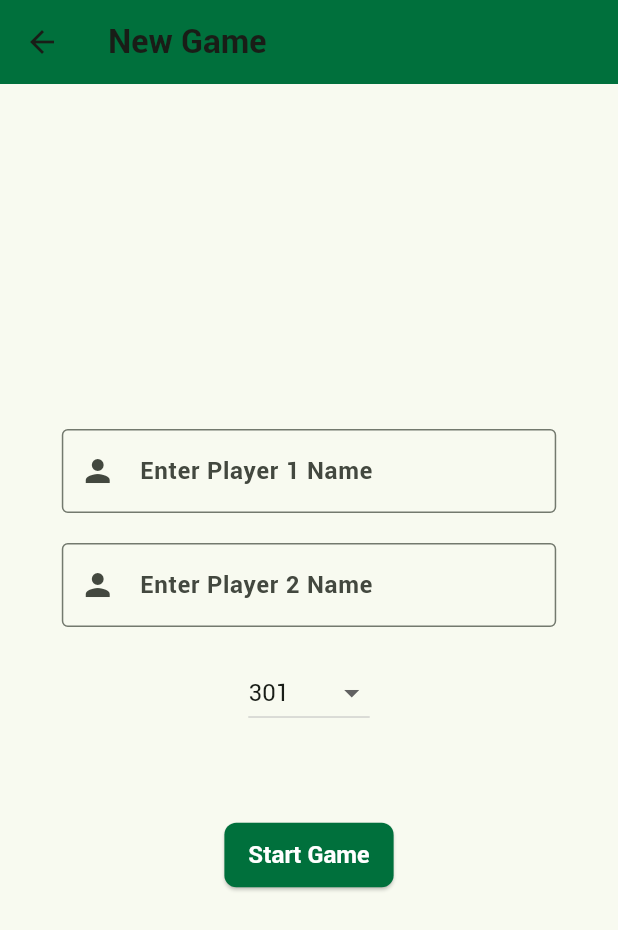
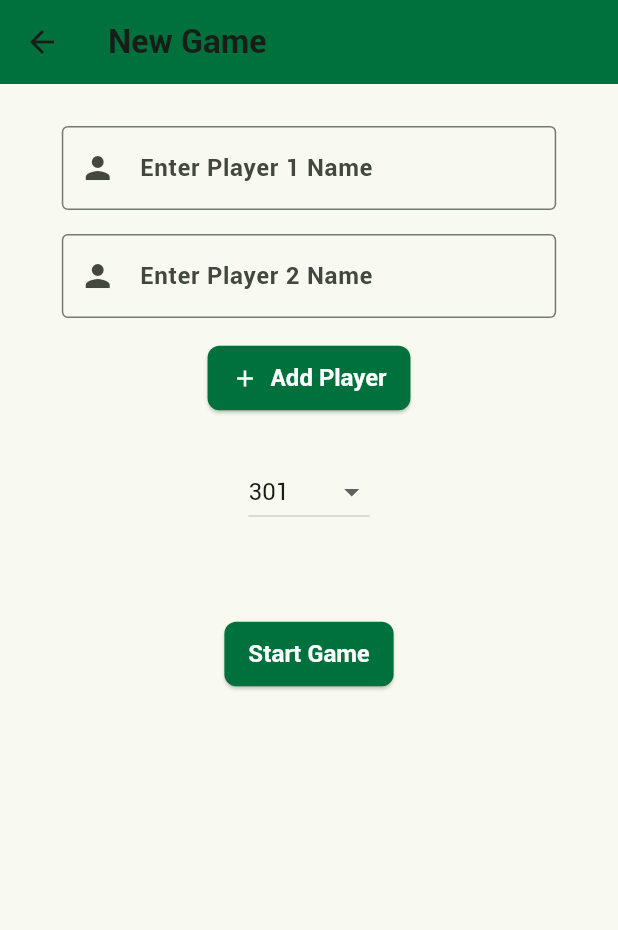
Before and after one commit to karson94/Bullseye-Buddy, a Flutter app: the CreateNewGame screen opened directly, on a phone screen of 412 x 824 dp. Shown: the top 930 px of the screen. Run offline on Flutter 3.47's test engine with Material 3 defaults, Android fonts, the phone set to English and light mode, and no system bars.

Commit message:
multiple player support and game logic

```diff
--- a/bullseye_buddy/lib/create_new_game.dart
+++ b/bullseye_buddy/lib/create_new_game.dart
@@ -7,11 +7,22 @@ class CreateNewGame extends StatefulWidget {
 }
 
 class _CreateNewGameState extends State<CreateNewGame> {
-  final TextEditingController player1Controller = TextEditingController();
-  final TextEditingController player2Controller = TextEditingController();
+  List<TextEditingController> playerControllers = [
+    TextEditingController(),
+    TextEditingController(),
+  ];
   final TextEditingController customScoreController = TextEditingController(); // Controller for custom score input
 
   String selectedGameType = '301'; // Default game type
+
+  @override
+  void dispose() {
+    for (var controller in playerControllers) {
+      controller.dispose();
+    }
+    customScoreController.dispose();
+    super.dispose();
+  }
 
   @override
   Widget build(BuildContext context) {
@@ -22,34 +33,59 @@ class _CreateNewGameState extends State<CreateNewGame> {
         backgroundColor: const Color(0xFF00703C),
         title: const Text('New Game'),
       ),
-      body: Column(
+      body: SingleChildScrollView(
+        child: Column(
           mainAxisAlignment: MainAxisAlignment.center,
           children: <Widget>[
-          Center(
+            const SizedBox(height: 20),
+            ...List.generate(playerControllers.length, (index) {
+              return Padding(
+                padding: const EdgeInsets.symmetric(vertical: 8.0),
+                child: Center(
                   child: SizedBox(
                     width: screenWidth * 0.8,
+                    child: Row(
+                      children: [
+                        Expanded(
                           child: TextField(
-                controller: player1Controller, // Assign controller
-                decoration: const InputDecoration(
-                  labelText: 'Enter Player 1 Name',
-                  border: OutlineInputBorder(),
-                  prefixIcon: Icon(Icons.person),
+                            controller: playerControllers[index],
+                            decoration: InputDecoration(
+                              labelText: 'Enter Player ${index + 1} Name',
+                              border: const OutlineInputBorder(),
+                              prefixIcon: const Icon(Icons.person),
                             ),
                           ),
                         ),
+                        if (playerControllers.length > 2)
+                          IconButton(
+                            icon: const Icon(Icons.remove_circle, color: Colors.red),
+                            onPressed: () {
+                              setState(() {
+                                playerControllers.removeAt(index);
+                              });
+                            },
                           ),
-          const SizedBox(height: 20),
-          Center(
-            child: SizedBox(
-              width: screenWidth * 0.8,
-              child: TextField(
-                controller: player2Controller, // Assign controller
-                decoration: const InputDecoration(
-                  labelText: 'Enter Player 2 Name',
-                  border: OutlineInputBorder(),
-                  prefixIcon: Icon(Icons.person),
+                      ],
                     ),
                   ),
+                ),
+              );
+            }),
+            // Add Player Button
+            Padding(
+              padding: const EdgeInsets.symmetric(vertical: 8.0),
+              child: ElevatedButton.icon(
+                icon: const Icon(Icons.add),
+                label: const Text('Add Player'),
+                style: ElevatedButton.styleFrom(
+                  backgroundColor: const Color(0xFF00703C),
+                  foregroundColor: Colors.white,
+                ),
+                onPressed: () {
+                  setState(() {
+                    playerControllers.add(TextEditingController());
+                  });
+                },
               ),
             ),
             const SizedBox(height: 20),
@@ -102,12 +138,25 @@ class _CreateNewGameState extends State<CreateNewGame> {
                     ? customScoreController.text
                     : selectedGameType;
 
+                // Collect all non-empty player names
+                List<String> playerNames = playerControllers
+                    .map((controller) => controller.text.trim())
+                    .where((name) => name.isNotEmpty)
+                    .toList();
+
+                if (playerNames.length < 2) {
+                  ScaffoldMessenger.of(context).showSnackBar(
+                    const SnackBar(content: Text('Please enter at least two player names.')),
+                  );
+                  return;
+                }
+
                 // Navigate to the Game page with names and selected game type
                 Navigator.push(
                   context,
                   MaterialPageRoute(
                     builder: (context) => standardGame(
-                    playerNames: [player1Controller.text, player2Controller.text],
+                      playerNames: playerNames,
                       gameMode: gameMode, // Pass the selected game type or custom score
                     ),
                   ),
@@ -115,7 +164,9 @@ class _CreateNewGameState extends State<CreateNewGame> {
               },
               child: const Text('Start Game'),
             ),
+            const SizedBox(height: 20),
           ],
+        ),
       ),
     );
   }
```
Also changed, not shown: bullseye_buddy/lib/standard_game.dart (+79 -97 lines), bullseye_buddy/pubspec.lock, 1 other file. Lines whose indentation alone changed are shown as unchanged.
